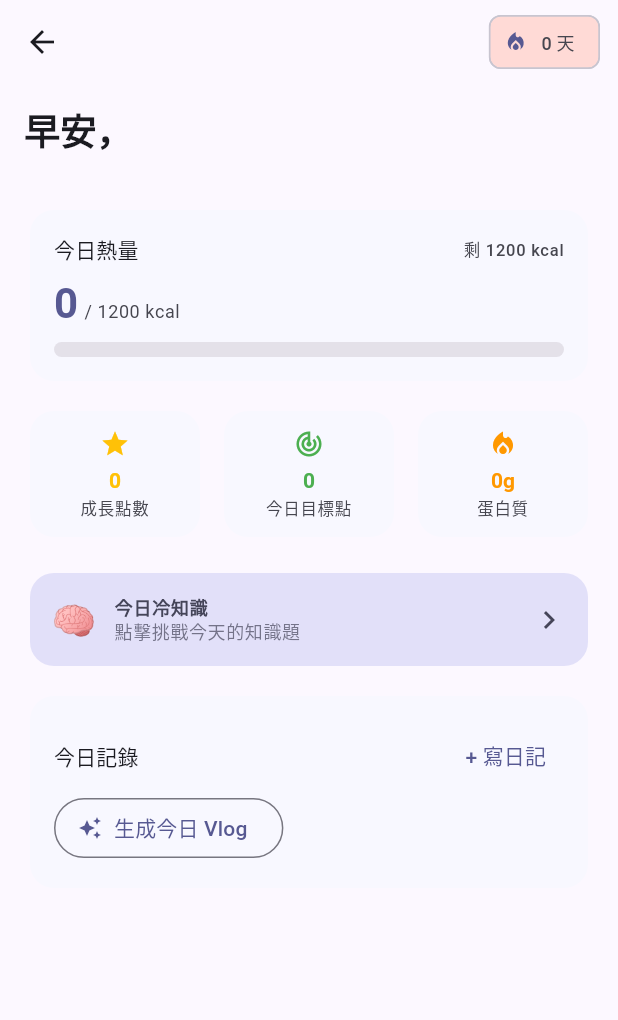
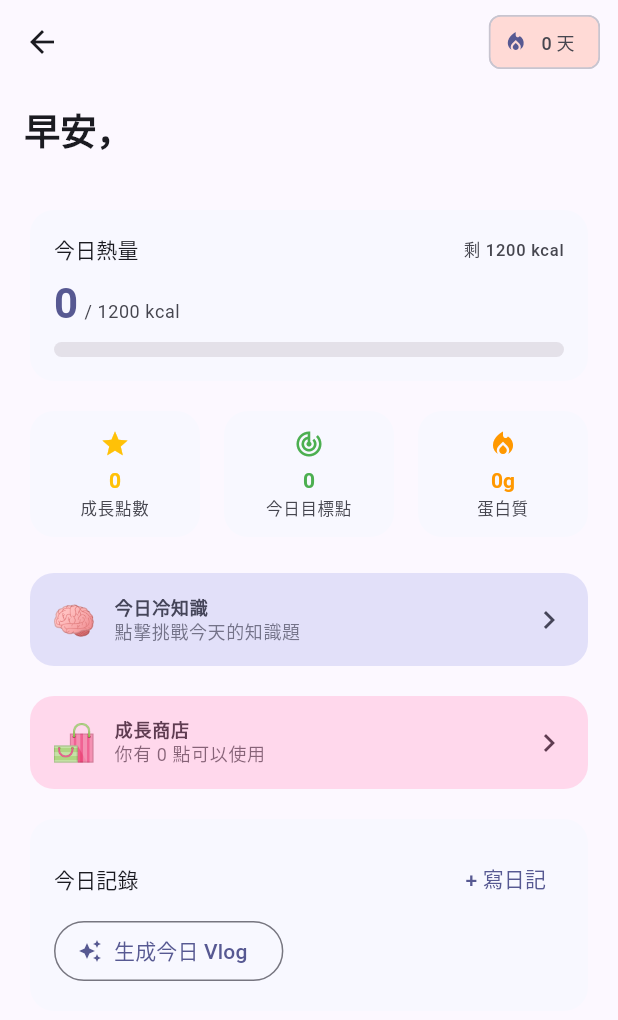
Before and after one commit to r98921080/time_machine, a Flutter app: the HomeScreen screen opened directly, on a phone screen of 412 x 824 dp. Shown: the top 1020 px of the screen. Run offline on Flutter 3.47's test engine with Material 3 defaults, Android fonts, the phone set to English and light mode, and no system bars; our stand-ins replace google_generative_ai, image_picker, shared_preferences, sqflite; accounts and stored records are empty; Roboto replaces fonts that are missing (NotoSansTC).

Commit message:
fix: comprehensive UX/UI overhaul and bug fixes
- Fix all _gemini null crashes with safe guards and user-friendly messages
- Fix hair equip bug (was copying outfitId to itself, now maps to HairStyle/HairColor)
- Add furniture/special equip cases (furn_, special_) to accessories list
- Fix streak logic: extend only on diff==1, reset on diff>1 (was wrongly <= 2)
- Fix vlog filter: remove unused '普通' chip (tag is never generated)
- Fix knowledge quiz: 4 options (added wrong3), explanation card uses theme colors
- Fix all hardcoded Colors.grey / hex colors to use colorScheme tokens (dark mode safe)
- Fix character screen gradient to use theme primaryContainer/secondaryContainer
- Fix character stats progress bar colors to use theme primary/tertiary
- Add Shop teaser card to home screen for discoverability
- Remove unused Firebase dependencies (firebase_core/auth/firestore/storage/messaging)
- Remove unused packages: cached_network_image, share_plus, permission_handler, crypto
- Remove Firebase patching step from CI workflow (no longer needed)
- Add .gitkeep to empty asset directories to prevent build errors

Co-Authored-By: Claude Sonnet 4.6 <noreply@anthropic.com>

```diff
--- a/lib/screens/home/home_screen.dart
+++ b/lib/screens/home/home_screen.dart
@@ -4,6 +4,7 @@ import '../../providers/app_provider.dart';
 import '../../models/diary_entry.dart';
 import '../knowledge/knowledge_screen.dart';
 import '../diary/diary_screen.dart';
+import '../shop/shop_screen.dart';
 
 class HomeScreen extends StatelessWidget {
   const HomeScreen({super.key});
@@ -68,6 +69,9 @@ class HomeScreen extends StatelessWidget {
                 const SizedBox(height: 16),
                 // Daily Knowledge Card
                 _KnowledgeTeaser(theme: theme),
+                const SizedBox(height: 12),
+                // Shop Teaser
+                _ShopTeaser(points: profile.growthPoints, theme: theme),
                 const SizedBox(height: 12),
                 // Today Vlog / Diary
                 _TodaySummaryCard(provider: provider, theme: theme),
@@ -225,6 +229,49 @@ class _KnowledgeTeaser extends StatelessWidget {
   }
 }
 
+class _ShopTeaser extends StatelessWidget {
+  final int points;
+  final ThemeData theme;
+  const _ShopTeaser({required this.points, required this.theme});
+
+  @override
+  Widget build(BuildContext context) {
+    return GestureDetector(
+      onTap: () => Navigator.push(
+          context, MaterialPageRoute(builder: (_) => const ShopScreen())),
+      child: Card(
+        color: theme.colorScheme.tertiaryContainer,
+        child: Padding(
+          padding: const EdgeInsets.all(14),
+          child: Row(
+            children: [
+              const Text('🛍️', style: TextStyle(fontSize: 24)),
+              const SizedBox(width: 12),
+              Expanded(
+                child: Column(
+                  crossAxisAlignment: CrossAxisAlignment.start,
+                  children: [
+                    Text('成長商店',
+                        style: theme.textTheme.labelMedium?.copyWith(
+                            fontWeight: FontWeight.bold,
+                            color: theme.colorScheme.onTertiaryContainer)),
+                    Text('你有 $points 點可以使用',
+                        style: theme.textTheme.bodySmall?.copyWith(
+                            color: theme.colorScheme.onTertiaryContainer
+                                .withOpacity(0.75))),
+                  ],
+                ),
+              ),
+              Icon(Icons.chevron_right,
+                  color: theme.colorScheme.onTertiaryContainer),
+            ],
+          ),
+        ),
+      ),
+    );
+  }
+}
+
 class _TodaySummaryCard extends StatelessWidget {
   final AppProvider provider;
   final ThemeData theme;
--- a/lib/services/gemini_service.dart
+++ b/lib/services/gemini_service.dart
@@ -242,6 +242,7 @@ $diaryContent
   "correct": "正確答案（真實有趣的事實）",
   "wrong1": "假答案1（聽起來合理但是假的）",
   "wrong2": "假答案2（聽起來合理但是假的）",
+  "wrong3": "假答案3（聽起來合理但是假的）",
   "explanation": "解釋為什麼正確答案是對的（50字以內）",
   "category": "$category"
 }
```
Also changed, not shown: lib/providers/app_provider.dart (+23 -2 lines), lib/screens/character/character_screen.dart (+10 -4 lines), lib/screens/goals/goals_screen.dart (+5 -5 lines), lib/screens/knowledge/knowledge_screen.dart (+5 -4 lines), lib/screens/vlog/vlog_screen.dart (+5 -5 lines), pubspec.yaml (+0 -18 lines), 4 other files.
